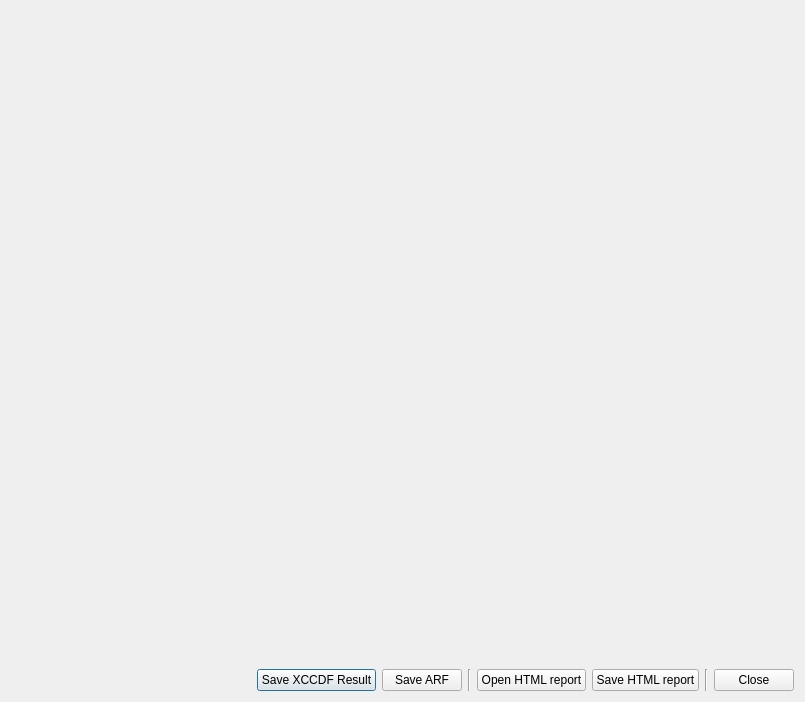
Before: the Qt Designer form ui/ResultViewer.ui in OpenSCAP/scap-workbench, drawn with Qt 5.
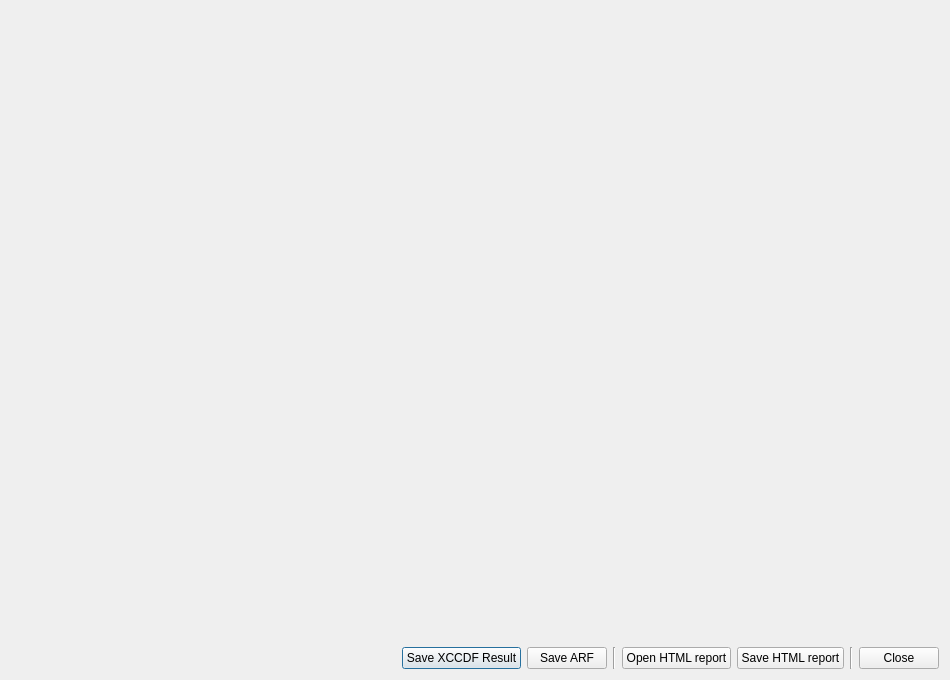
After: the same form once the commit is applied.

Commit message: Minor UI changes, hidden Tailor button (does nothing right now)

Diff of the .ui file:
```diff
--- a/ui/ResultViewer.ui
+++ b/ui/ResultViewer.ui
@@ -6,8 +6,8 @@
    <rect>
     <x>0</x>
     <y>0</y>
-    <width>805</width>
-    <height>702</height>
+    <width>950</width>
+    <height>680</height>
    </rect>
   </property>
   <property name="windowTitle">
```
The commit also changes 1 other file.
